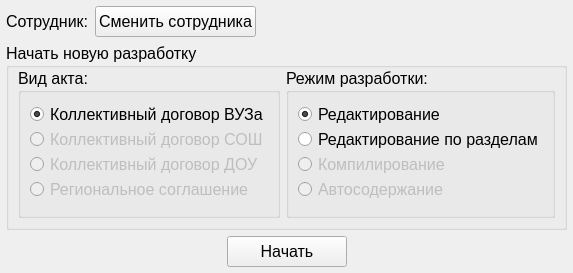
Above: startdialog.ui from YakSid/KDC_RSREU before the change. Below: the same form after it.
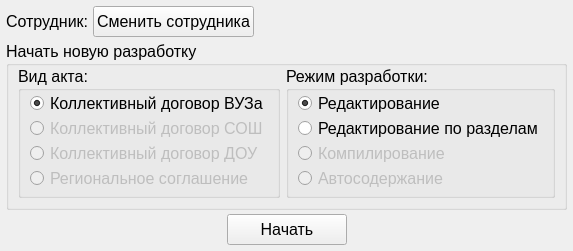
That is the form after the change. Icons and pictures are not drawn.

```diff
--- a/startdialog.ui
+++ b/startdialog.ui
@@ -7,7 +7,7 @@
     <x>0</x>
     <y>0</y>
     <width>568</width>
-    <height>273</height>
+    <height>251</height>
    </rect>
   </property>
   <property name="minimumSize">
@@ -274,6 +274,9 @@
      </widget>
      <widget class="QWidget" name="page_start">
       <layout class="QVBoxLayout" name="verticalLayout_3">
+       <property name="spacing">
+        <number>4</number>
+       </property>
        <property name="leftMargin">
         <number>0</number>
        </property>
@@ -353,13 +356,13 @@
               <number>9</number>
              </property>
              <property name="topMargin">
-              <number>9</number>
+              <number>0</number>
              </property>
              <property name="rightMargin">
               <number>9</number>
              </property>
              <property name="bottomMargin">
-              <number>9</number>
+              <number>0</number>
              </property>
              <item>
               <widget class="QRadioButton" name="rbVUZ">
@@ -417,13 +420,13 @@
               <number>9</number>
              </property>
              <property name="topMargin">
-              <number>9</number>
+              <number>0</number>
              </property>
              <property name="rightMargin">
               <number>9</number>
              </property>
              <property name="bottomMargin">
-              <number>9</number>
+              <number>0</number>
              </property>
              <item>
               <widget class="QRadioButton" name="rbRed">
```
